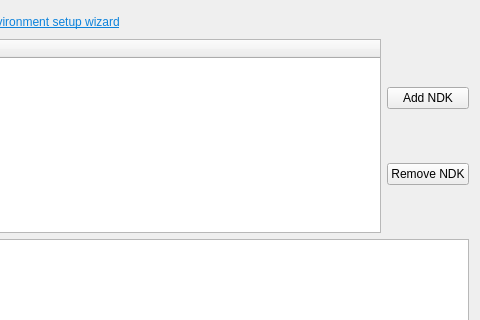
The window that src/plugins/qnx/blackberryndksettingswidget.ui (qt-creator/qt-creator) describes before a commit, drawn with Qt 5; both pictures show x 293 to 773 and y 0 to 320 of the 773 by 443 pixel window.
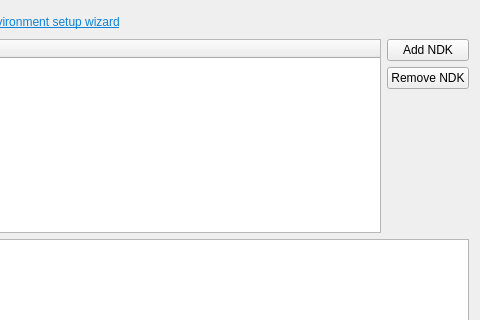
The same window after the commit.

Commit message: Qnx: Align 'Add' and 'Remove' ndk buttons

Patch:
```diff
--- a/src/plugins/qnx/blackberryndksettingswidget.ui
+++ b/src/plugins/qnx/blackberryndksettingswidget.ui
@@ -174,6 +174,19 @@
            </property>
           </widget>
          </item>
+         <item>
+          <spacer name="verticalSpacer">
+           <property name="orientation">
+            <enum>Qt::Vertical</enum>
+           </property>
+           <property name="sizeHint" stdset="0">
+            <size>
+             <width>20</width>
+             <height>40</height>
+            </size>
+           </property>
+          </spacer>
+         </item>
         </layout>
        </item>
       </layout>
```
Left out of the diff: 6 changed lines with no effect on the pictures.
